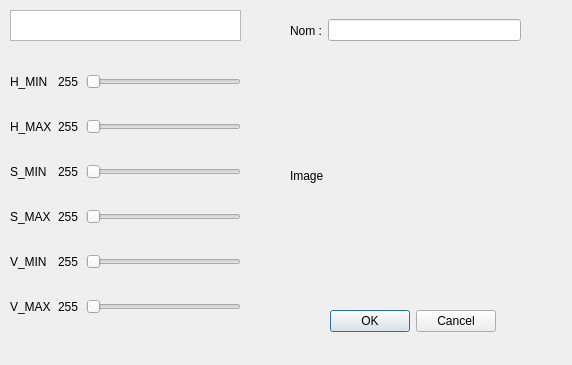
Qt form qt_projet_2A/settingballs.ui (wasoh/project_2A) before a commit.
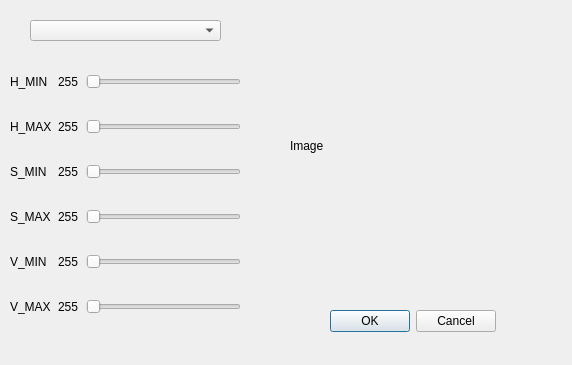
The same form after that commit.

What changed in the file:
```diff
--- a/qt_projet_2A/settingballs.ui
+++ b/qt_projet_2A/settingballs.ui
@@ -265,21 +265,11 @@
     </item>
    </layout>
   </widget>
-  <widget class="QListWidget" name="listWidget">
-   <property name="geometry">
-    <rect>
-     <x>10</x>
-     <y>10</y>
-     <width>231</width>
-     <height>31</height>
-    </rect>
-   </property>
-  </widget>
   <widget class="QLabel" name="image">
    <property name="geometry">
     <rect>
      <x>290</x>
-     <y>60</y>
+     <y>30</y>
      <width>241</width>
      <height>231</height>
     </rect>
@@ -288,28 +278,6 @@
     <string>Image</string>
    </property>
   </widget>
-  <widget class="QWidget" name="horizontalLayoutWidget">
-   <property name="geometry">
-    <rect>
-     <x>290</x>
-     <y>10</y>
-     <width>231</width>
-     <height>41</height>
-    </rect>
-   </property>
-   <layout class="QHBoxLayout" name="horizontalLayout_8">
-    <item>
-     <widget class="QLabel" name="label">
-      <property name="text">
-       <string>Nom :</string>
-      </property>
-     </widget>
-    </item>
-    <item>
-     <widget class="QLineEdit" name="lineEdit"/>
-    </item>
-   </layout>
-  </widget>
   <widget class="QDialogButtonBox" name="buttonBox">
    <property name="geometry">
     <rect>
@@ -323,6 +291,16 @@
     <set>QDialogButtonBox::Cancel|QDialogButtonBox::Ok</set>
    </property>
   </widget>
+  <widget class="QComboBox" name="comboBox">
+   <property name="geometry">
+    <rect>
+     <x>30</x>
+     <y>20</y>
+     <width>191</width>
+     <height>21</height>
+    </rect>
+   </property>
+  </widget>
  </widget>
  <resources/>
  <connections/>
```
